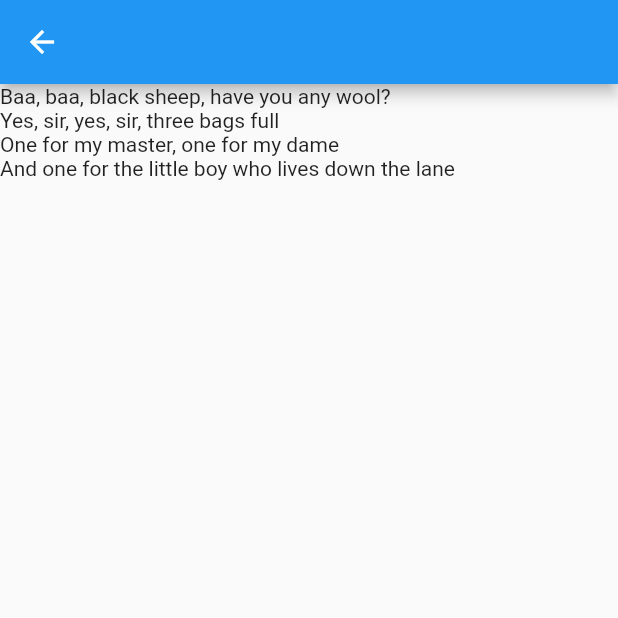
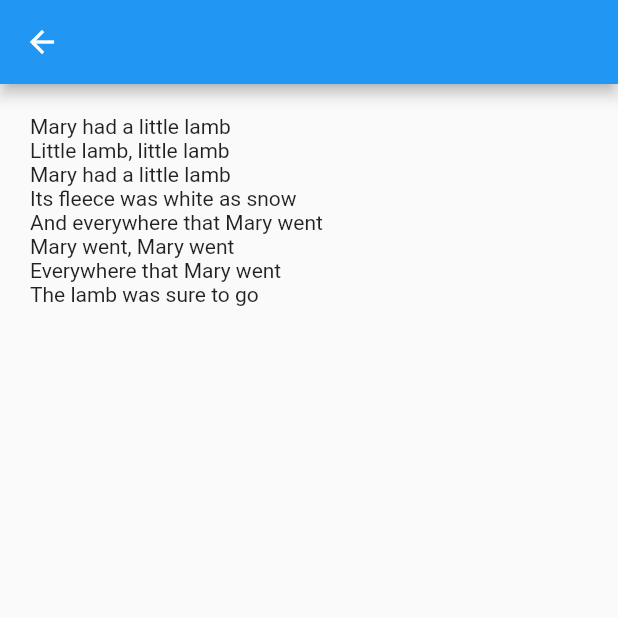
Before and after one commit to Irinaa199/song_Lyrics, a Flutter app: the LyricsScreen screen opened directly with empty values, on a phone screen of 412 x 824 dp, the top half of it. Run offline on Flutter 3.47's test engine with Material 2 defaults, Android fonts, the phone set to English and light mode, and no system bars.

Commit message:
Song lyrics

```diff
--- a/lib/data/lyrics.dart
+++ b/lib/data/lyrics.dart
@@ -1,3 +1,48 @@
+const maryHadLittleLamb='''
+Mary had a little lamb
+Little lamb, little lamb
+Mary had a little lamb
+Its fleece was white as snow
+And everywhere that Mary went
+Mary went, Mary went
+Everywhere that Mary went
+The lamb was sure to go
+''';
+
+const fiveLttleFingers='''
+I came home last night to a dark and lonely cottage
+I took the wreath off the door and somehow I stumbled inside
+I just can't I just can't I said live without her
+Give me one reason to live now that my darling has died
+And then five little fingers touched my hand
+Five little fingers too young to understand
+And there was a softness in my little girl's touch
+That seemed to say daddy I need you so
+And in five little seconds her five little fingers told me all that I wanted to know
+I could tell her little eyes were full of questions
+I tried to answer but all I could do was hold her tight
+Forgive me forgive me I said for crying
+''';
+
+const thisLittlePig='''This little piggy went to market,
+This little piggy stayed at home,
+This little piggy had roast beef,
+This little piggy had none.
+And this little piggy went...
+"Wee wee wee" all the way home...
+''';
+const rowRowRowBoat='''
+Row, row, row your boat
+Gently down the stream
+Merrily merrily, merrily, merrily
+Life is but a dream
+Row, row, row your boat
+Gently down the stream
+Merrily merrily, merrily, merrily
+Life is but a dream
+''';
+
+
 const baaBaaBlackSheep='''
 Baa, baa, black sheep, have you any wool?
 Yes, sir, yes, sir, three bags full
--- a/lib/data/songs.dart
+++ b/lib/data/songs.dart
@@ -1,7 +1,16 @@
+import 'package:class_application_2/data/lyrics.dart';
+
 const songTitles = [
-  'Finger Family'
-      'Baby Shark',
+  'Mary mad little lamb',
+      'five little fingers',
+  'little piggy',
+      'Row row row your boat',
   'Baa baa black sheep',
-  'Five little monkeys',
-  'Row row row your boat',
 ];
+const idToLyrics = {
+  0: maryHadLittleLamb,
+  1: fiveLttleFingers,
+  2: thisLittlePig,
+  3: rowRowRowBoat,
+  4: baaBaaBlackSheep,
+};
--- a/lib/screens/Lyrics_screen.dart
+++ b/lib/screens/Lyrics_screen.dart
@@ -1,27 +1,48 @@
 import 'package:class_application_2/data/lyrics.dart';
+import 'package:class_application_2/data/songs.dart';
 import 'package:flutter/material.dart';
-
+import 'google_fonts/goole_fonts.dart';
 class LyricsScreen extends StatelessWidget {
   const LyricsScreen({
     Key? key,
+    required this.id,
     required this.songTitle,
   }) : super(key: key);
+  final int id;
   final String songTitle;
   @override
   Widget build(BuildContext context) {
+    final lyrics = idToLyrics[id] ?? 'Lyrics missing';
     return Scaffold(
       appBar: AppBar(
         title: Text(songTitle),
       ),
-      body: Lyrics(),
+      body: Lyrics(
+        lyrics: lyrics,
+      ),
     );
   }
 }
+
 class Lyrics extends StatelessWidget {
-  const Lyrics({ Key? key }) : super(key: key);
+  const Lyrics({
+    Key? key,
+    required this.lyrics,
+  }) : super(key: key);
+  final String lyrics;
 
   @override
   Widget build(BuildContext context) {
-    return Text(baaBaaBlackSheep);
+    return SingleChildScrollView(
+      child: Container(
+        width: double.infinity,
+        padding: const EdgeInsets.all(20.0),
+        child: Text(
+          lyrics,
+         style: GoogleFonts.dancingScript(),
+         textStyle:TextStyle(fontSize: 20)
+        ),
+      ),
+    );
   }
 }
--- a/lib/screens/home_screen.dart
+++ b/lib/screens/home_screen.dart
@@ -1,7 +1,7 @@
 import 'package:class_application_2/data/songs.dart';
 import 'package:flutter/material.dart';
 
-import 'Lyrics_screen.dart';
+import 'lyrics_screen.dart';
 
 class HomeScreen extends StatelessWidget {
   const HomeScreen({Key? key}) : super(key: key);
@@ -35,6 +35,8 @@ class SongList extends StatelessWidget {
                 context,
                 MaterialPageRoute(
                   builder:(context) =>LyricsScreen(
+                    id:index,
+
                     songTitle: songTitles[index]
                     ),
                   ),
--- a/pubspec.yaml
+++ b/pubspec.yaml
@@ -29,11 +29,12 @@ environment:
 dependencies:
   flutter:
     sdk: flutter
+  google_fonts: ^2.3.1
 
 
   # The following adds the Cupertino Icons font to your application.
   # Use with the CupertinoIcons class for iOS style icons.
-  cupertino_icons: ^1.0.2
+
 
 dev_dependencies:
   flutter_test:
```
